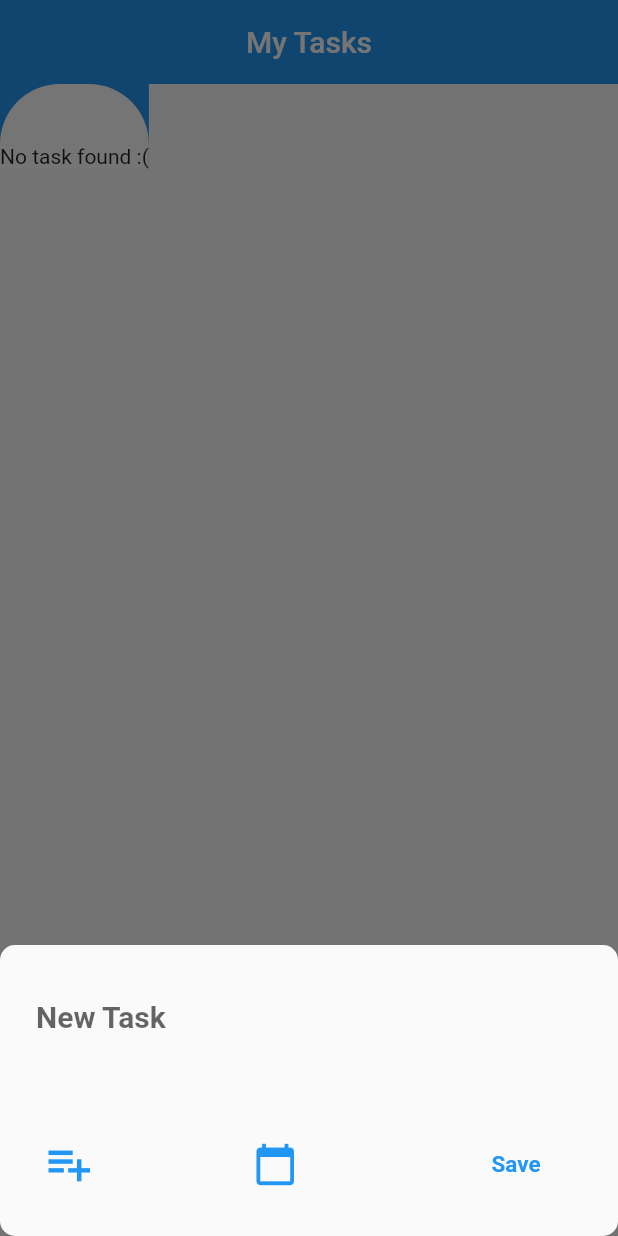
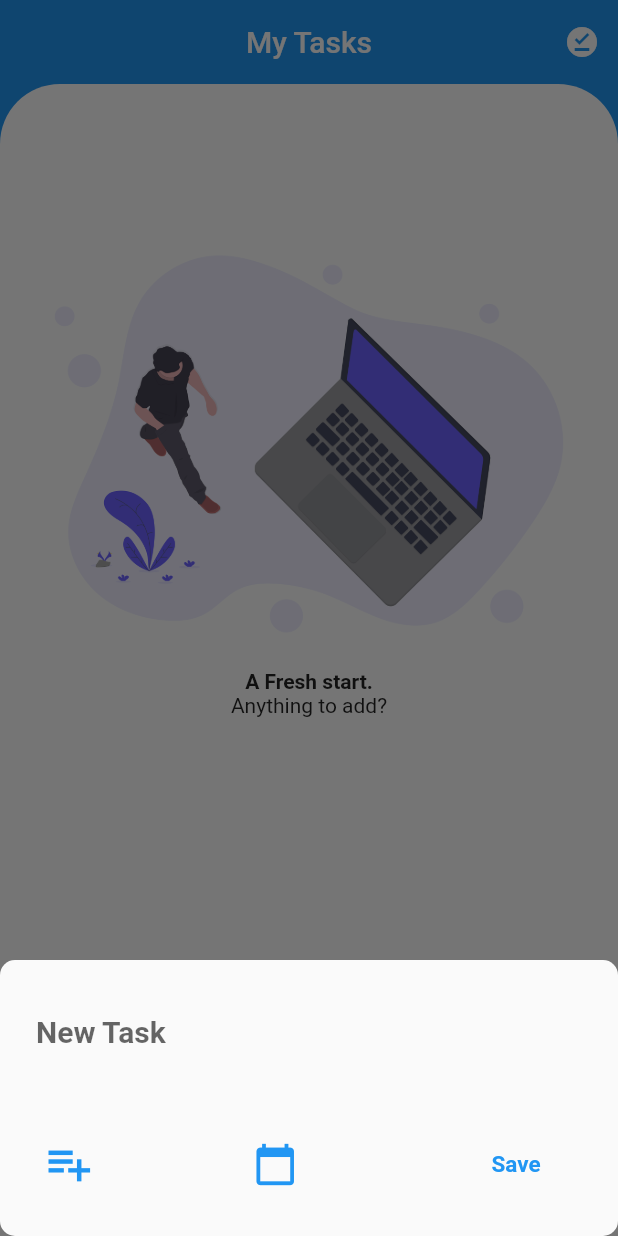
Before and after one commit to mangoliprasanna/Task-App, a Flutter app: the screen it shows after launch, after a tap on the "add" icon, on a phone screen of 412 x 824 dp. Run offline on Flutter 3.47's test engine with Material 2 defaults, Android fonts, the phone set to English and light mode, and no system bars; our stand-ins replace sqflite; accounts and stored records are empty.

Commit message:
Date Selection and TaskComplete

```diff
--- a/lib/data/task_contract.dart
+++ b/lib/data/task_contract.dart
@@ -6,4 +6,5 @@ class TaskContract {
   static String colTitle = "task_title";
   static String colDesc = "task_desc";
   static String colDate = "task_date";
+  static String colIsComplete = "task_complete";
 }
--- a/lib/data/task_dbhelper.dart
+++ b/lib/data/task_dbhelper.dart
@@ -30,11 +30,13 @@ class TaskDBHelper {
           TaskContract.tableName +
           "(" +
           TaskContract.colID +
-          " INTEGER PRIMARY KEY AUTOINCREMENT," +
+          " INTEGER  PRIMARY KEY AUTOINCREMENT," +
           TaskContract.colTitle +
           " TEXT NOT NULL," +
           TaskContract.colDesc +
           " TEXT," +
+          TaskContract.colIsComplete +
+          " INT DEFAULT 0," +
           TaskContract.colDate +
           " DATE DEFAULT CURRENT_TIMESTAMP " +
           ")";
--- a/lib/data/task_provider.dart
+++ b/lib/data/task_provider.dart
@@ -16,10 +16,26 @@ class TaskProvider {
     return db.insert(TaskContract.tableName, task.toMap());
   }
 
-  Future<List<Task>> getTasks() async {
+  Future<List<Task>> getPendingTasks() async {
     List<Task> allTask = new List<Task>();
     Database db = await this._taskDBHelper.database;
-    var rawData = await db.query(TaskContract.tableName);
+    var rawData = await db.query(TaskContract.tableName, where: TaskContract.colIsComplete + "=?", whereArgs: [Task.taskInComplete]);
+    rawData.forEach((task) => allTask.add(Task.fromMap(task)));
+    return allTask;
+  }
+
+  void updateTask(Task task) async {
+    Database db = await this._taskDBHelper.database;
+    Map<String, dynamic> updateRow = {
+      TaskContract.colIsComplete : task.isComplete
+    };
+    db.update(TaskContract.tableName, updateRow, where: TaskContract.colID + "=?", whereArgs: [task.taskID]);
+  }
+
+  Future<List<Task>> getCompletedTasks() async {
+    List<Task> allTask = new List<Task>();
+    Database db = await this._taskDBHelper.database;
+    var rawData = await db.query(TaskContract.tableName, where: TaskContract.colIsComplete + "=?", whereArgs: [Task.taskComplete]);
     rawData.forEach((task) => allTask.add(Task.fromMap(task)));
     return allTask;
   }
--- a/lib/main.dart
+++ b/lib/main.dart
@@ -1,4 +1,5 @@
 import 'package:flutter/material.dart';
+import 'package:intl/intl.dart';
 import 'package:tasks/data/task_provider.dart';
 import 'package:tasks/models/task.dart';
 import 'package:tasks/new_task.dart';
@@ -81,6 +82,12 @@ class _MyHomePageState extends State<MyHomePage> {
         elevation: 0.0,
         centerTitle: true,
         title: Text(widget.title),
+        actions: <Widget>[
+          IconButton(
+            icon: Icon(Icons.offline_pin),
+            onPressed: () {},
+          )
+        ],
       ),
       body: Container(
         color: Colors.blue,
@@ -93,7 +100,7 @@ class _MyHomePageState extends State<MyHomePage> {
                 topRight: Radius.circular(40.0)),
           ),
           child: FutureBuilder(
-            future: _dbProvider.getTasks(),
+            future: _dbProvider.getPendingTasks(),
             builder: ((context, snapshot) {
               if (snapshot.hasData) {
                 List<Task> allTask = snapshot.data;
@@ -104,9 +111,7 @@ class _MyHomePageState extends State<MyHomePage> {
                         return Dismissible(
                           key: ValueKey(allTask[position].taskID),
                           child: ListTile(
-                            onTap: () {
-                              print("");
-                            },
+                            onTap: () {},
                             title: Text(
                               allTask[position].taskTitle,
                               style: TextStyle(
@@ -139,8 +144,8 @@ class _MyHomePageState extends State<MyHomePage> {
                             ),
                           ),
                           onDismissed: (direction) {
+                            Task currentTask = allTask[position];
                             if (direction.index == 2) {
-                              Task currentTask = allTask[position];
                               _dbProvider.deleteTask(allTask[position]);
                               Scaffold.of(context).showSnackBar(SnackBar(
                                 content: Text("Task Deleted."),
@@ -153,14 +158,38 @@ class _MyHomePageState extends State<MyHomePage> {
                                 ),
                               ));
                             } else {
-                              print("Complete");
+                              currentTask.complete();
+                              _dbProvider.updateTask(currentTask);
+                              setState(() {});
                             }
                             allTask.removeAt(position);
+                            setState(() {});
                           },
                         );
                       });
                 } else {
-                  return Text("No task found :(");
+                  return Padding(
+                    padding: EdgeInsets.only(top: 50.0),
+                    child: Column(
+                      children: <Widget>[
+                        Center(
+                          child: Image.asset("assets/fresh_start.png"),
+                        ),
+                        Center(
+                          child: Text(
+                            "A Fresh start.",
+                            style: TextStyle(fontWeight: FontWeight.bold),
+                          ),
+                        ),
+                        Center(
+                          child: Text(
+                            "Anything to add?",
+                            textAlign: TextAlign.center,
+                          ),
+                        )
+                      ],
+                    ),
+                  );
                 }
               } else {
                 return Text("Error");
--- a/lib/models/task.dart
+++ b/lib/models/task.dart
@@ -1,10 +1,14 @@
 import 'package:tasks/data/task_contract.dart';
 
-class Task{
+class Task {
+  static int taskInComplete = 0;
+  static int taskComplete = 1;
+
   int _taskID;
   String _taskTitle;
   String _taskDesc;
   String _taskDate;
+  int _isComplete = taskInComplete;
 
   Task(this._taskTitle, [this._taskDesc, this._taskDate]);
 
@@ -16,20 +20,33 @@ class Task{
 
   int get taskID => this._taskID;
 
+  int get isComplete => this._isComplete;
+
+  void complete() {
+    this._isComplete = Task.taskComplete;
+  }
+
+  void setDate(String date) {
+    this._taskDate = date;
+  }
+
   Map<String, dynamic> toMap() {
     var taskMap = new Map<String, dynamic>();
-		taskMap[TaskContract.colDate] = this._taskDate;
+    if (this._taskDate != null) {
+      this._taskDate = taskMap[TaskContract.colDate];
+    }
     taskMap[TaskContract.colTitle] = this._taskTitle;
     taskMap[TaskContract.colDesc] = this._taskDesc;
-		taskMap[TaskContract.colID	] = this._taskID;
+    taskMap[TaskContract.colID] = this._taskID;
+    taskMap[TaskContract.colIsComplete] = this._isComplete;
     return taskMap;
   }
 
-	Task.fromMap(Map<String, dynamic> taskMap){
+  Task.fromMap(Map<String, dynamic> taskMap) {
     this._taskDate = taskMap[TaskContract.colDate];
     this._taskTitle = taskMap[TaskContract.colTitle];
     this._taskDesc = taskMap[TaskContract.colDesc];
     this._taskID = taskMap[TaskContract.colID];
+    this._isComplete = taskMap[TaskContract.colIsComplete];
   }
-
 }
--- a/lib/new_task.dart
+++ b/lib/new_task.dart
@@ -1,4 +1,5 @@
 import 'package:flutter/material.dart';
+import 'package:intl/intl.dart';
 import 'package:tasks/data/task_provider.dart';
 import 'package:tasks/models/task.dart';
 
@@ -10,8 +11,33 @@ class NewTask extends StatefulWidget {
 
 class _NewTaskState extends State<NewTask> {
   var descVisibility = false;
+  DateTime _taskDate;
   TextEditingController _taskTitleController = TextEditingController();
   TextEditingController _taskDescController = TextEditingController();
+
+  void changeDateTime() async {
+    var selectedDate = await showDatePicker(
+        context: context,
+        firstDate: DateTime.now().subtract(Duration(hours: 10)),
+        initialDate: (_taskDate != null)
+            ? DateTime(_taskDate.year, _taskDate.month, _taskDate.day)
+            : DateTime.now(),
+        lastDate: DateTime.now().add(Duration(days: 30)));
+    if (selectedDate != null) {
+      var selectedTime = await showTimePicker(
+          context: context,
+          initialTime: (_taskDate != null)
+              ? TimeOfDay(hour: _taskDate.hour, minute: _taskDate.minute)
+              : TimeOfDay.now());
+      if (selectedTime != null) {
+        setState(() {
+          _taskDate = new DateTime(selectedDate.year, selectedDate.month,
+              selectedDate.day, selectedTime.hour, selectedTime.minute);
+        });
+      }
+    }
+  }
+
   @override
   Widget build(BuildContext context) {
     return Container(
@@ -22,6 +48,8 @@ class _NewTaskState extends State<NewTask> {
           padding:
               EdgeInsets.only(bottom: MediaQuery.of(context).viewInsets.bottom),
           child: Column(
+            mainAxisAlignment: MainAxisAlignment.center,
+            crossAxisAlignment: CrossAxisAlignment.start,
             children: <Widget>[
               TextField(
                 keyboardType: TextInputType.multiline,
@@ -44,8 +72,36 @@ class _NewTaskState extends State<NewTask> {
                     )
                   : Container(),
               Container(
-                height: 50.0,
-              ),
+                  padding: EdgeInsets.only(top: 20.0, bottom: 20.0),
+                  child: (_taskDate != null)
+                      ? Row(
+                          children: <Widget>[
+                            Padding(
+                              padding: EdgeInsets.all(5.0),
+                              child: Icon(Icons.calendar_today),
+                            ),
+                            InkWell(
+                              child: Padding(
+                                padding: EdgeInsets.all(5.0),
+                                child: Text(new DateFormat("d MMMM, h:mm a")
+                                    .format(_taskDate)),
+                              ),
+                              onTap: changeDateTime,
+                            ),
+                            Padding(
+                              padding: EdgeInsets.all(5.0),
+                              child: InkWell(
+                                child: Icon(Icons.close),
+                                onTap: () {
+                                  setState(() {
+                                    _taskDate = null;
+                                  });
+                                },
+                              ),
+                            )
+                          ],
+                        )
+                      : Container()),
               Row(
                 mainAxisAlignment: MainAxisAlignment.spaceBetween,
                 children: <Widget>[
@@ -66,27 +122,23 @@ class _NewTaskState extends State<NewTask> {
                     child: InkWell(
                       child: Icon(Icons.calendar_today,
                           size: 30.0, color: Colors.blue),
-                      onTap: () async {
-                        var selectedDate = await showDatePicker(
-                            context: context,
-                            firstDate: DateTime.now(),
-                            initialDate: DateTime.now(),
-                            lastDate: DateTime.now().add(Duration(days: 30)));
-                        print((selectedDate.toString() ?? "hello"));
-                      },
+                      onTap: changeDateTime,
                     ),
                   ),
                   RaisedButton(
                     onPressed: () {
+                      Task newTask;
                       if (descVisibility &&
                           _taskDescController.text.length > 0) {
-                        widget._taskProvider.insertTask(Task(
-                            _taskTitleController.text,
-                            _taskDescController.text));
+                          newTask = Task(_taskTitleController.text, _taskDescController.text, _taskDate.toString());
                       } else if (_taskTitleController.text.length > 0) {
-                        widget._taskProvider
-                            .insertTask(Task(_taskTitleController.text));
+                        newTask = Task(_taskTitleController.text);
                       }
+
+                      if(_taskDate != null){
+                        newTask.setDate(_taskDate.toString());
+                      }
+                      widget._taskProvider.insertTask(newTask);
                       Navigator.pop(context);
                     },
                     color: Colors.transparent,
```
Also changed, not shown: pubspec.yaml (+4 -3 lines), assets/fresh_start.png (added), assets/no_pending.png (added), pubspec.lock. Lines whose indentation alone changed are shown as unchanged.
